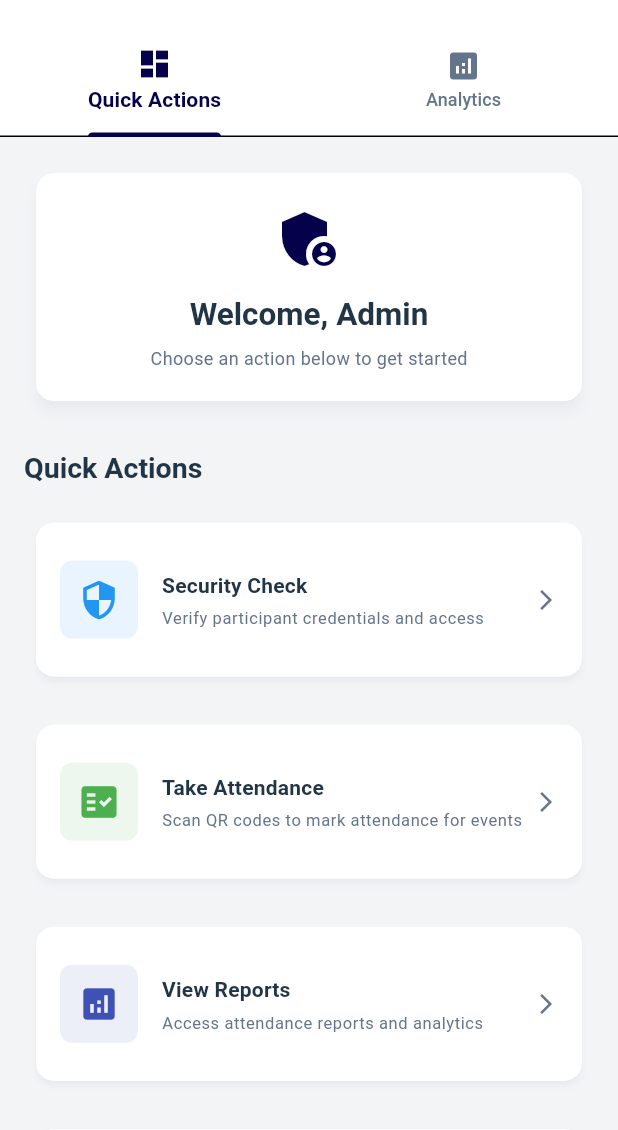
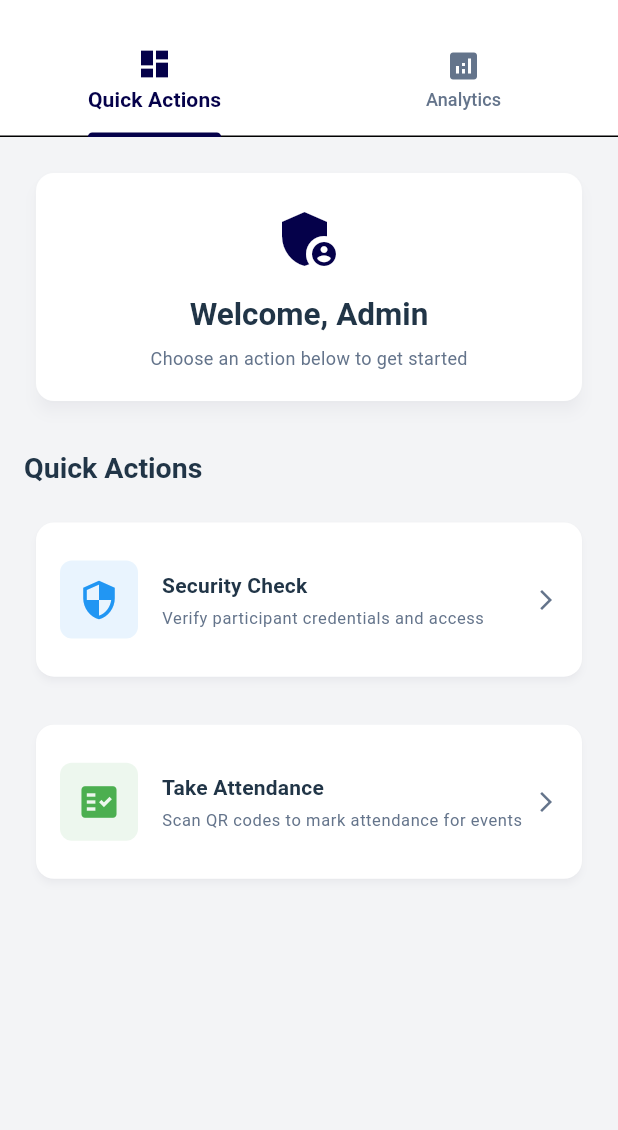
Before and after one commit to Dechie/event-registration, a Flutter app: the AdminDashboardPage screen opened directly, on a phone screen of 412 x 824 dp, the part 58-1188 px from its top. Run offline on Flutter 3.47's test engine with Material 3 defaults, Android fonts, the phone set to English and light mode, and no system bars; our stand-ins replace dartz, dio, equatable, flutter_bloc, flutter_dotenv, get_it and 5 more; missing offline and left inert: mobile_scanner; accounts and stored records are empty; network calls fail; statements that could not run were skipped.

Commit message:
fix more issues

```diff
--- a/lib/features/admin_dashboard/presentation/widgets/quick_actions_tab.dart
+++ b/lib/features/admin_dashboard/presentation/widgets/quick_actions_tab.dart
@@ -94,26 +94,26 @@ class _QuickActionsTabState extends State<QuickActionsTab> {
 
                 // Update your lib/features/admin_dashboard/presentation/widgets/quick_actions_tab.dart
                 // Add this action card to the GridView.count children:
-                _buildActionCard(
-                  textTheme: textTheme,
-                  colorScheme: colorScheme,
-                  context,
-                  icon: Icons.analytics,
-                  title: 'View Reports',
-                  description: 'Access attendance reports and analytics',
-                  color: Colors.indigo,
-                  onTap: () => _navigateToReports(context),
-                ),
-                _buildActionCard(
-                  textTheme: textTheme,
-                  colorScheme: colorScheme,
-                  context,
-                  icon: Icons.local_offer,
-                  title: 'Validate Coupon',
-                  description: 'Scan and validate participant coupons',
-                  color: Colors.orange,
-                  onTap: () => _navigateToScanner(context, 'coupon'),
-                ),
+                // _buildActionCard(
+                //   textTheme: textTheme,
+                //   colorScheme: colorScheme,
+                //   context,
+                //   icon: Icons.analytics,
+                //   title: 'View Reports',
+                //   description: 'Access attendance reports and analytics',
+                //   color: Colors.indigo,
+                //   onTap: () => _navigateToReports(context),
+                // ),
+                // _buildActionCard(
+                //   textTheme: textTheme,
+                //   colorScheme: colorScheme,
+                //   context,
+                //   icon: Icons.local_offer,
+                //   title: 'Validate Coupon',
+                //   description: 'Scan and validate participant coupons',
+                //   color: Colors.orange,
+                //   onTap: () => _navigateToScanner(context, 'coupon'),
+                // ),
                 // _buildActionCard(
                 //   textTheme: textTheme,
                 //   colorScheme: colorScheme,
--- a/lib/features/attendance/presentation/pages/event_list_page.dart
+++ b/lib/features/attendance/presentation/pages/event_list_page.dart
@@ -211,6 +211,7 @@ class _EventListPageState extends State<EventListPage> {
       elevation: 2,
       child: InkWell(
         onTap: () {
+          debugPrint("going to event details page");
           Navigator.pushNamed(
             context,
             RouteNames.eventDetailsPage,
```
Also changed, not shown: lib/app.dart (+5 -5 lines), lib/features/attendance/presentation/pages/event_details_page.dart (+12 -1 lines).
